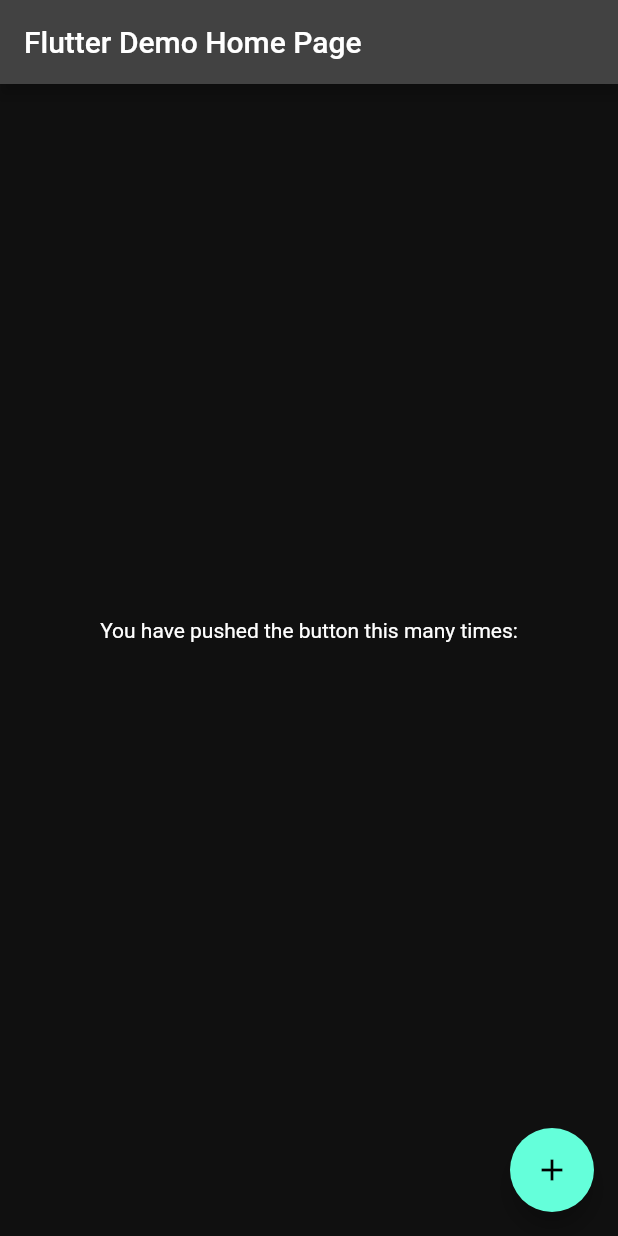
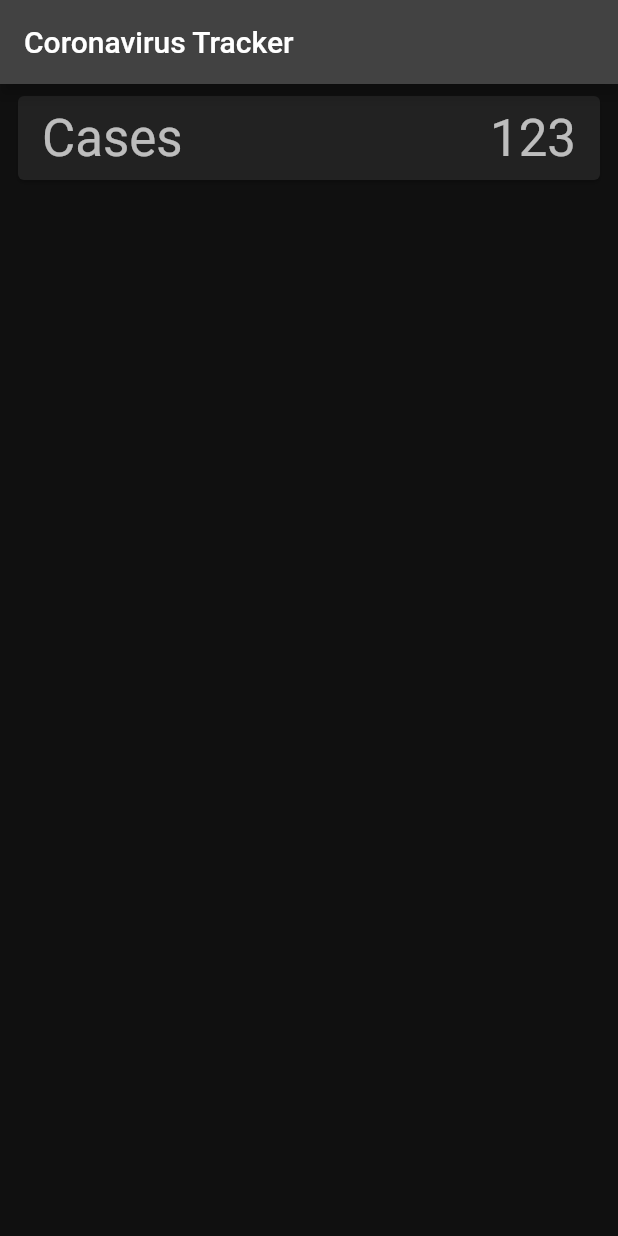
Before and after one commit to tarunchauhan97/coronavirus_rest_api, a Flutter app: the screen it shows after launch, on a phone screen of 412 x 824 dp. Run offline on Flutter 3.47's test engine with Material 2 defaults, Android fonts, the light colour scheme and no system bars.

Commit message:
23 adding UI

```diff
--- a/lib/main.dart
+++ b/lib/main.dart
@@ -1,6 +1,7 @@
 import 'package:coronavirus_rest_api_flutter_course/app/repositories/data_repositories.dart';
 import 'package:coronavirus_rest_api_flutter_course/app/services/api.dart';
 import 'package:coronavirus_rest_api_flutter_course/app/services/api_service.dart';
+import 'package:coronavirus_rest_api_flutter_course/ui/dashboard.dart';
 import 'package:flutter/material.dart';
 import 'package:provider/provider.dart';
 
@@ -23,69 +24,8 @@
           scaffoldBackgroundColor: Color(0xff101010),
           cardColor: Color(0xff222222),
         ),
-        home: const MyHomePage(title: 'Flutter Demo Home Page'),
+        home: DashBoard(),
       ),
     );
   }
 }
-
-class MyHomePage extends StatefulWidget {
-  const MyHomePage({Key? key, required this.title}) : super(key: key);
-
-  final String title;
-
-  @override
-  State<MyHomePage> createState() => _MyHomePageState();
-}
-
-class _MyHomePageState extends State<MyHomePage> {
-  String _accessToken = '';
-  int _cases = 0;
-
-  void _incrementCounter() async {
-    final apiService = APIService(API.sandbox());
-    final accessToken = await apiService.getAccessToken();
-    final cases =
-        await apiService.getEndpointData(accessToken: accessToken, endPoint: EndPoint.cases);
-
-    setState(() {
-      _accessToken = accessToken;
-      _cases = cases;
-    });
-  }
-
-  @override
-  Widget build(BuildContext context) {
-    return Scaffold(
-      appBar: AppBar(
-        // Here we take the value from the MyHomePage object that was created by
-        // the App.build method, and use it to set our appbar title.
-        title: Text(widget.title),
-      ),
-      body: Center(
-        child: Column(
-          mainAxisAlignment: MainAxisAlignment.center,
-          children: <Widget>[
-            const Text(
-              'You have pushed the button this many times:',
-            ),
-            Text(
-              '$_accessToken',
-              style: Theme.of(context).textTheme.headline4,
-            ),
-            if (_cases != 0)
-              Text(
-                '$_cases',
-                style: Theme.of(context).textTheme.headline4,
-              ),
-          ],
-        ),
-      ),
-      floatingActionButton: FloatingActionButton(
-        onPressed: _incrementCounter,
-        tooltip: 'Increment',
-        child: const Icon(Icons.add),
-      ), // This trailing comma makes auto-formatting nicer for build methods.
-    );
-  }
-}
--- /dev/null
+++ b/lib/ui/dashboard.dart
@@ -0,0 +1,26 @@
+import 'package:coronavirus_rest_api_flutter_course/app/services/api.dart';
+import 'package:coronavirus_rest_api_flutter_course/ui/endpoint_card.dart';
+import 'package:flutter/material.dart';
+
+class DashBoard extends StatefulWidget {
+  const DashBoard({Key? key}) : super(key: key);
+
+  @override
+  State<DashBoard> createState() => _DashBoardState();
+}
+
+class _DashBoardState extends State<DashBoard> {
+  @override
+  Widget build(BuildContext context) {
+    return Scaffold(
+      appBar: AppBar(
+        title: Text('Coronavirus Tracker'),
+      ),
+      body: ListView(
+        children: [
+          EndpointCard(endPoint: EndPoint.cases,value: 123,),
+        ],
+      ),
+    );
+  }
+}
--- /dev/null
+++ b/lib/ui/endpoint_card.dart
@@ -0,0 +1,30 @@
+import 'package:coronavirus_rest_api_flutter_course/app/services/api.dart';
+import 'package:flutter/material.dart';
+
+class EndpointCard extends StatelessWidget {
+  const EndpointCard({Key? key, required this.endPoint, this.value}) : super(key: key);
+  final EndPoint endPoint;
+  final int? value;
+
+  @override
+  Widget build(BuildContext context) {
+    return Padding(
+      padding: const EdgeInsets.symmetric(horizontal: 8.0, vertical: 4.0),
+      child: Card(
+        child: Padding(
+          padding: const EdgeInsets.symmetric(horizontal: 16, vertical: 8),
+          child: Row(
+            mainAxisAlignment: MainAxisAlignment.spaceBetween,
+            children: [
+              Text('Cases', style: Theme.of(context).textTheme.headline4),
+              Text(
+                value != null ? value.toString() : '',
+                style: Theme.of(context).textTheme.headline4,
+              ),
+            ],
+          ),
+        ),
+      ),
+    );
+  }
+}
```
